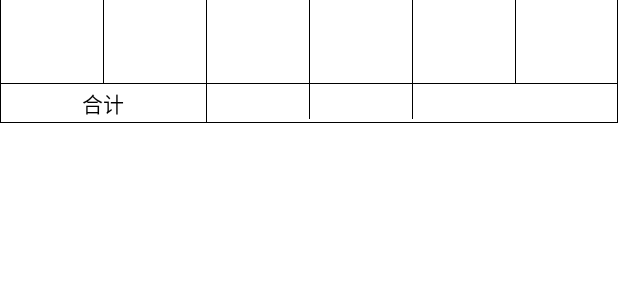
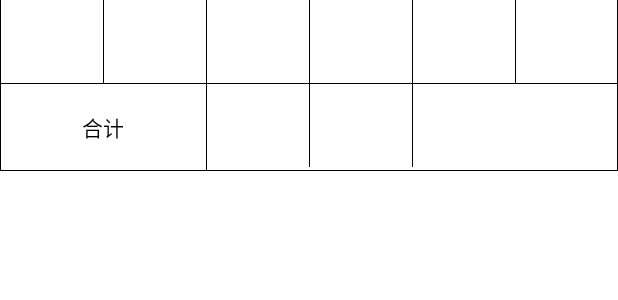
Before and after one commit to RiLiXS/Logistics, an Android app: the layout item_plan_task_list.xml on its own in the app's theme, with its tools: preview values and no code run, on a phone screen of 412 x 824 dp. Shown: the top 300 px of the screen. Run offline under Robolectric (Android 15) with nearby library versions, the phone set to English and light mode, and no system bars.

Commit message:
新增功能

```diff
--- a/app/src/main/res/layout/item_plan_task_list.xml
+++ b/app/src/main/res/layout/item_plan_task_list.xml
@@ -189,6 +189,7 @@
         android:layout_height="wrap_content"
         android:gravity="center"
         android:padding="2dp"
+        android:lines="3"
         android:text="合计"
         android:ellipsize="end"
         android:textColor="@color/black"
@@ -201,6 +202,7 @@
         android:layout_height="wrap_content"
         android:gravity="center"
         android:padding="2dp"
+        android:lines="3"
         android:ellipsize="end"
         android:textColor="@color/black"
         app:layout_constraintRight_toRightOf="@+id/tv_people"
@@ -212,6 +214,7 @@
         android:layout_height="wrap_content"
         android:gravity="center"
         android:padding="2dp"
+        android:lines="3"
         android:ellipsize="end"
         android:textColor="@color/black"
         app:layout_constraintRight_toRightOf="@+id/tv_qualifiedNum"
```
